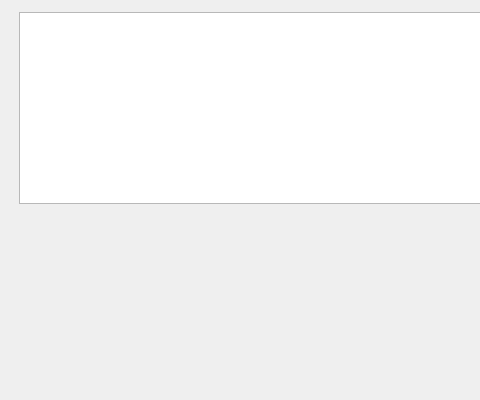
Above: src/qt/forms/helpmessagedialog.ui from bitcoin-version-plus-plus/bitcoin-version-plus-plus before the change; both pictures show x 0 to 480 and y 0 to 400 of the 780 by 400 pixel window. Below: the same form after it.
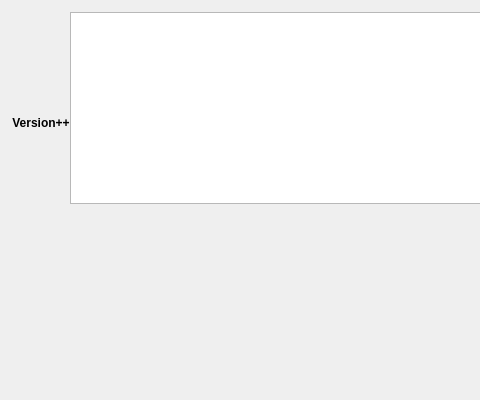
That is the form after the change. Icons and pictures are not drawn.

Commit message: Migrate version++ for inclusion in the Bitcoin-QT user interface

Diff of the .ui file:
```diff
--- a/src/qt/forms/helpmessagedialog.ui
+++ b/src/qt/forms/helpmessagedialog.ui
@@ -27,7 +27,7 @@
     <number>12</number>
    </property>
    <item>
-    <layout class="QVBoxLayout" name="verticalLayoutLogo" stretch="0,0">
+    <layout class="QVBoxLayout" name="verticalLayoutLogo" stretch="0,0,0">
      <property name="leftMargin">
       <number>0</number>
      </property>
@@ -62,6 +62,37 @@
        </property>
       </widget>
      </item>
+     <item>
+      <widget class="QLabel" name="versionPlusPlusLabel">
+       <property name="maximumSize">
+        <size>
+         <width>16777215</width>
+         <height>30</height>
+        </size>
+       </property>
+       <property name="font">
+        <font>
+         <weight>75</weight>
+         <bold>true</bold>
+        </font>
+       </property>
+       <property name="text">
+        <string>Version++</string>
+       </property>
+       <property name="scaledContents">
+        <bool>false</bool>
+       </property>
+       <property name="alignment">
+        <set>Qt::AlignHCenter|Qt::AlignTop</set>
+       </property>
+       <property name="wordWrap">
+        <bool>true</bool>
+       </property>
+       <property name="openExternalLinks">
+        <bool>false</bool>
+       </property>
+      </widget>
+     </item>
      <item>
       <widget class="QFrame" name="frame">
        <property name="frameShape">
@@ -95,6 +126,14 @@
         <bool>true</bool>
        </property>
        <widget class="QWidget" name="scrollAreaWidgetContents">
+        <property name="geometry">
+         <rect>
+          <x>0</x>
+          <y>0</y>
+          <width>638</width>
+          <height>135</height>
+         </rect>
+        </property>
         <layout class="QVBoxLayout" name="verticalLayout_2">
          <item>
           <widget class="QLabel" name="aboutMessage">
```
The commit also changes 17 other files.
